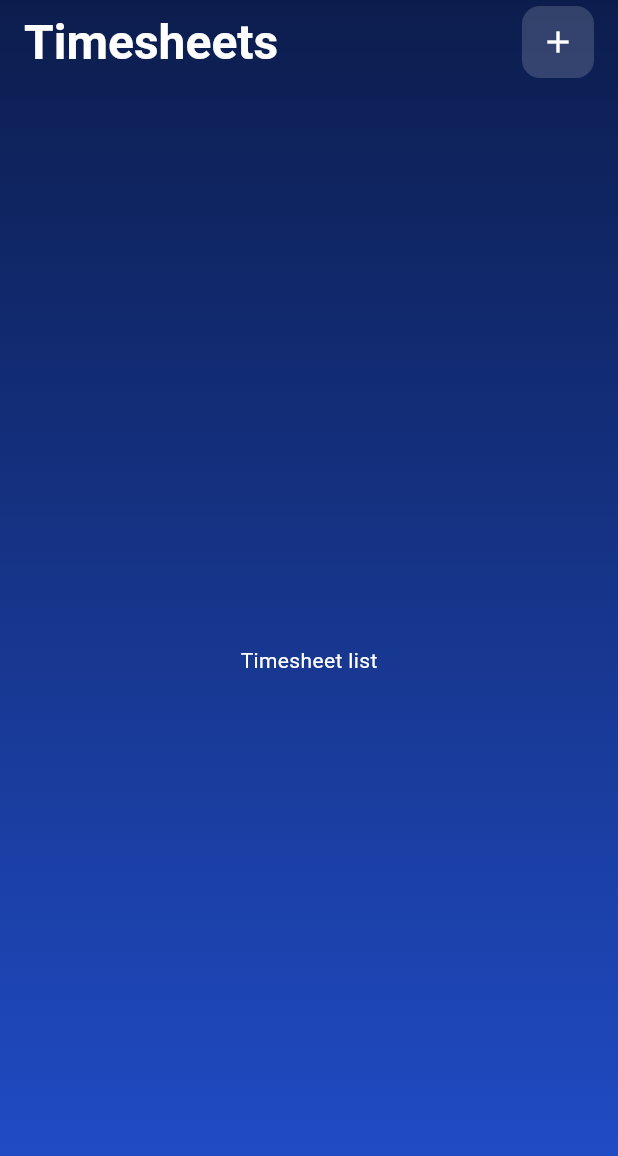
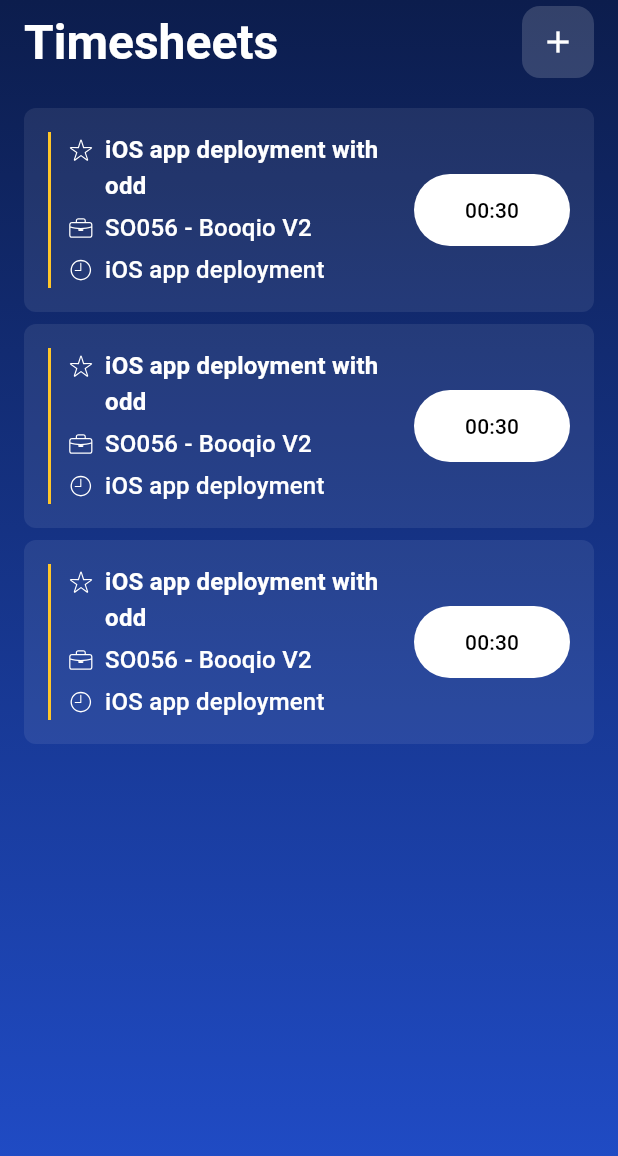
Before and after one commit to filipepatricio/odoo_timesheets, a Flutter app: the screen it shows after launch, on a phone screen of 412 x 824 dp. Shown: the top 1156 px of the screen. Run offline on Flutter 3.47's test engine with Material 3 defaults, Android fonts, the phone set to English and light mode, and no system bars; our stand-ins replace flutter_svg.

Commit message:
Create timer card

```diff
--- a/lib/main.dart
+++ b/lib/main.dart
@@ -14,6 +14,7 @@ class MyApp extends StatelessWidget {
       title: 'Flutter Demo',
       theme: ThemeData(
         colorScheme: ColorScheme.light(
+          onPrimaryContainer: const Color(0xFF000000),
           onSurface: const Color(0xFFFFFFFF),
           secondaryContainer: const Color(0xFFFFFFFF).withOpacity(0.16),
           onSecondary: const Color(0xFFFFFFFF),
--- a/lib/presentation/screens/timesheets_screen.dart
+++ b/lib/presentation/screens/timesheets_screen.dart
@@ -2,22 +2,27 @@ import 'package:flutter/material.dart';
 import 'package:odoo_apexive/presentation/styles/app_dimens.dart';
 import 'package:odoo_apexive/presentation/widgets/gradient_background.dart';
 import 'package:odoo_apexive/presentation/widgets/main_app_bar.dart';
+import 'package:odoo_apexive/presentation/widgets/timer_card.dart';
 
 class TimesheetsScreen extends StatelessWidget {
   const TimesheetsScreen({super.key});
 
   @override
   Widget build(BuildContext context) {
-    return const GradientBackgroundContainer(
+    return GradientBackgroundContainer(
         child: Scaffold(
       backgroundColor: Colors.transparent,
-      appBar: MainAppBar(
+      appBar: const MainAppBar(
         titleText: 'Timesheets',
       ),
       body: SafeArea(
-        minimum: EdgeInsets.all(AppDimens.m),
-        child: Center(
-          child: Text('Timesheet list'),
+        minimum: const EdgeInsets.all(AppDimens.m),
+        child: ListView.separated(
+          itemCount: 3,
+          itemBuilder: (context, index) => const TimerCard(),
+          separatorBuilder: (context, index) => const SizedBox(
+            height: AppDimens.s,
+          ),
         ),
       ),
     ));
--- /dev/null
+++ b/lib/presentation/styles/vector_graphics.dart
@@ -0,0 +1,10 @@
+class AppVectorGraphics {
+  const AppVectorGraphics._();
+
+  static const String starBorderOutlined =
+      'assets/vector_graphics/star_border_outlined.svg';
+  static const String clockBorderOutlined =
+      'assets/vector_graphics/clock_border_outlined.svg';
+  static const String suitcaseBorderOutlined =
+      'assets/vector_graphics/suitcase_border_outlined.svg';
+}
--- /dev/null
+++ b/lib/presentation/widgets/timer_card.dart
@@ -0,0 +1,112 @@
+import 'package:flutter_svg/flutter_svg.dart';
+import 'package:flutter/material.dart';
+import 'package:odoo_apexive/presentation/styles/app_dimens.dart';
+import 'package:odoo_apexive/presentation/styles/vector_graphics.dart';
+
+class TimerCard extends StatelessWidget {
+  const TimerCard({
+    super.key,
+  });
+
+  @override
+  Widget build(BuildContext context) {
+    return Container(
+      decoration: BoxDecoration(
+          borderRadius: BorderRadius.circular(AppDimens.s),
+          color: Theme.of(context).colorScheme.onSurface.withOpacity(0.08)),
+      padding: const EdgeInsets.all(AppDimens.m),
+      child: IntrinsicHeight(
+        child: Row(
+          crossAxisAlignment: CrossAxisAlignment.center,
+          children: [
+            Container(
+              width: AppDimens.xxs,
+              color: const Color(0xFFFFC629),
+            ),
+            const SizedBox(width: AppDimens.s),
+            Flexible(
+              child: Column(
+                crossAxisAlignment: CrossAxisAlignment.start,
+                children: [
+                  _CardTextLine(
+                    svgIconPath: AppVectorGraphics.starBorderOutlined,
+                    text: Text(
+                      'iOS app deployment with odd',
+                      style: Theme.of(context)
+                          .textTheme
+                          .titleMedium!
+                          .copyWith(fontWeight: FontWeight.bold),
+                    ),
+                  ),
+                  const SizedBox(height: AppDimens.xs),
+                  _CardTextLine(
+                    svgIconPath: AppVectorGraphics.suitcaseBorderOutlined,
+                    text: Text(
+                      'SO056 - Booqio V2',
+                      style: Theme.of(context).textTheme.titleMedium,
+                    ),
+                  ),
+                  const SizedBox(height: AppDimens.xs),
+                  _CardTextLine(
+                    svgIconPath: AppVectorGraphics.clockBorderOutlined,
+                    text: Text(
+                      'iOS app deployment',
+                      style: Theme.of(context).textTheme.titleMedium,
+                    ),
+                  ),
+                ],
+              ),
+            ),
+            Container(
+              width: 104,
+              alignment: Alignment.center,
+              height: AppDimens.xxxl,
+              decoration: BoxDecoration(
+                color: Theme.of(context).colorScheme.onSurface,
+                borderRadius: BorderRadius.circular(AppDimens.xc),
+              ),
+              child: Text(
+                '00:30',
+                style: Theme.of(context).textTheme.labelLarge!.copyWith(
+                    color: Theme.of(context).colorScheme.onPrimaryContainer),
+              ),
+            )
+          ],
+        ),
+      ),
+    );
+  }
+}
+
+class _CardTextLine extends StatelessWidget {
+  const _CardTextLine({
+    required this.svgIconPath,
+    required this.text,
+  });
+
+  final String svgIconPath;
+  final Text text;
+
+  @override
+  Widget build(BuildContext context) {
+    return Row(
+      crossAxisAlignment: CrossAxisAlignment.start,
+      children: [
+        Container(
+          alignment: Alignment.center,
+          height: AppDimens.l,
+          width: AppDimens.l,
+          child: Center(
+            child: SvgPicture.asset(
+              svgIconPath,
+              colorFilter: ColorFilter.mode(
+                  Theme.of(context).colorScheme.onSurface, BlendMode.srcIn),
+            ),
+          ),
+        ),
+        const SizedBox(width: AppDimens.xs),
+        Flexible(child: text)
+      ],
+    );
+  }
+}
--- a/pubspec.yaml
+++ b/pubspec.yaml
@@ -33,6 +33,7 @@ dependencies:
   flutter:
     sdk: flutter
   flutter_bloc: ^8.1.5
+  flutter_svg: ^2.0.10+1
 
 dev_dependencies:
   flutter_lints: ^3.0.0
@@ -48,9 +49,8 @@ flutter:
   # the material Icons class.
   uses-material-design: true
   # To add assets to your application, add an assets section, like this:
-  # assets:
-  #   - images/a_dot_burr.jpeg
-  #   - images/a_dot_ham.jpeg
+  assets:
+    - assets/vector_graphics/
   # An image asset can refer to one or more resolution-specific "variants", see
   # https://flutter.dev/assets-and-images/#resolution-aware
   # For details regarding adding assets from package dependencies, see
```
Also changed, not shown: assets/vector_graphics/clock_border_outlined.svg (added), assets/vector_graphics/star_border_outlined.svg (added), assets/vector_graphics/suitcase_border_outlined.svg (added), pubspec.lock.
